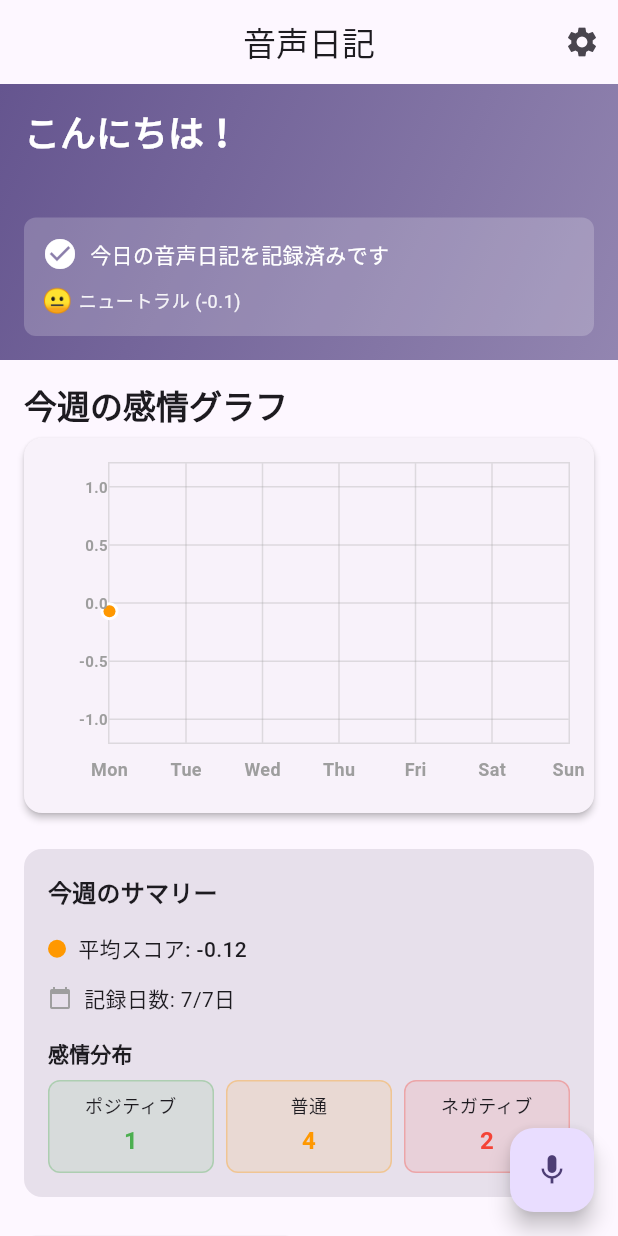
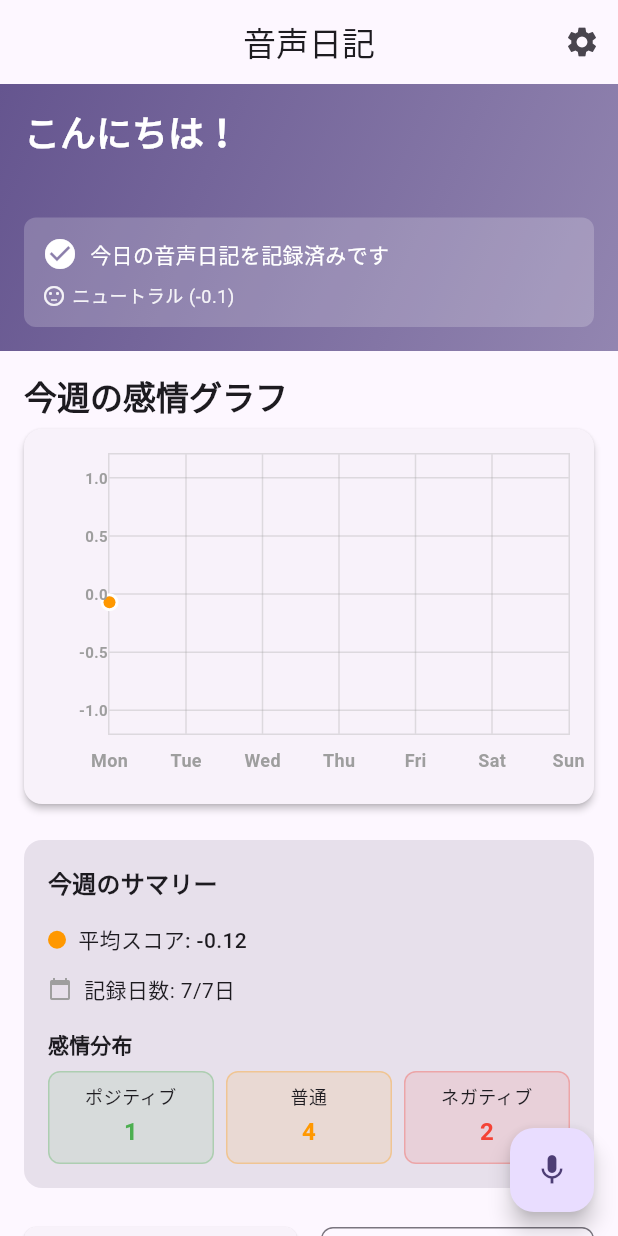
Before and after one commit to yoshiki495/voice_dairy_app, a Flutter app: the screen it shows once a user with an empty profile is signed in, on a phone screen of 412 x 824 dp. Run offline on Flutter 3.47's test engine with Material 3 defaults, Android fonts, the phone set to English and light mode, and no system bars; drawn by our look-alikes of fl_chart; our stand-ins replace firebase_auth, firebase_core, firebase_storage, flutter_riverpod, go_router, permission_handler; missing offline and left inert: record; accounts and stored records are empty; network calls fail; statements that could not run were skipped.

Commit message:
Replace emojis with Material Design icons in UI
- Replace emoji getter in MoodEntry model with iconData and color getters
- Update home screen to use colored icons instead of emojis for mood display
- Update recording dialog to use sentiment icons with appropriate colors
- Use Material Design sentiment icons (satisfied/neutral/dissatisfied)
- Improve UI consistency and cross-platform compatibility

```diff
--- a/lib/models/mood_entry.dart
+++ b/lib/models/mood_entry.dart
@@ -1,3 +1,5 @@
+import 'package:flutter/material.dart';
+
 enum MoodLabel {
   positive,
   neutral,
@@ -32,14 +34,27 @@ enum MoodLabel {
     }
   }
 
-  String get emoji {
+  // 感情を表すアイコンデータを取得
+  IconData get iconData {
     switch (this) {
       case MoodLabel.positive:
-        return '😊';
+        return Icons.sentiment_very_satisfied;
       case MoodLabel.neutral:
-        return '😐';
+        return Icons.sentiment_neutral;
       case MoodLabel.negative:
-        return '😢';
+        return Icons.sentiment_very_dissatisfied;
+    }
+  }
+
+  // 感情を表すカラーを取得
+  Color get color {
+    switch (this) {
+      case MoodLabel.positive:
+        return Colors.green;
+      case MoodLabel.neutral:
+        return Colors.orange;
+      case MoodLabel.negative:
+        return Colors.red;
     }
   }
 }
--- a/lib/screens/home/home_screen.dart
+++ b/lib/screens/home/home_screen.dart
@@ -133,9 +133,10 @@ class HomeScreen extends ConsumerWidget {
                                   if (todayEntry != null) {
                                     return Row(
                                       children: [
-                                        Text(
-                                          todayEntry.label.emoji,
-                                          style: const TextStyle(fontSize: 16),
+                                        Icon(
+                                          todayEntry.label.iconData,
+                                          color: Colors.white.withOpacity(0.9),
+                                          size: 16,
                                         ),
                                         const SizedBox(width: 4),
                                         Text(
```
Also changed, not shown: lib/screens/recording/recording_screen.dart (+6 -2 lines).
